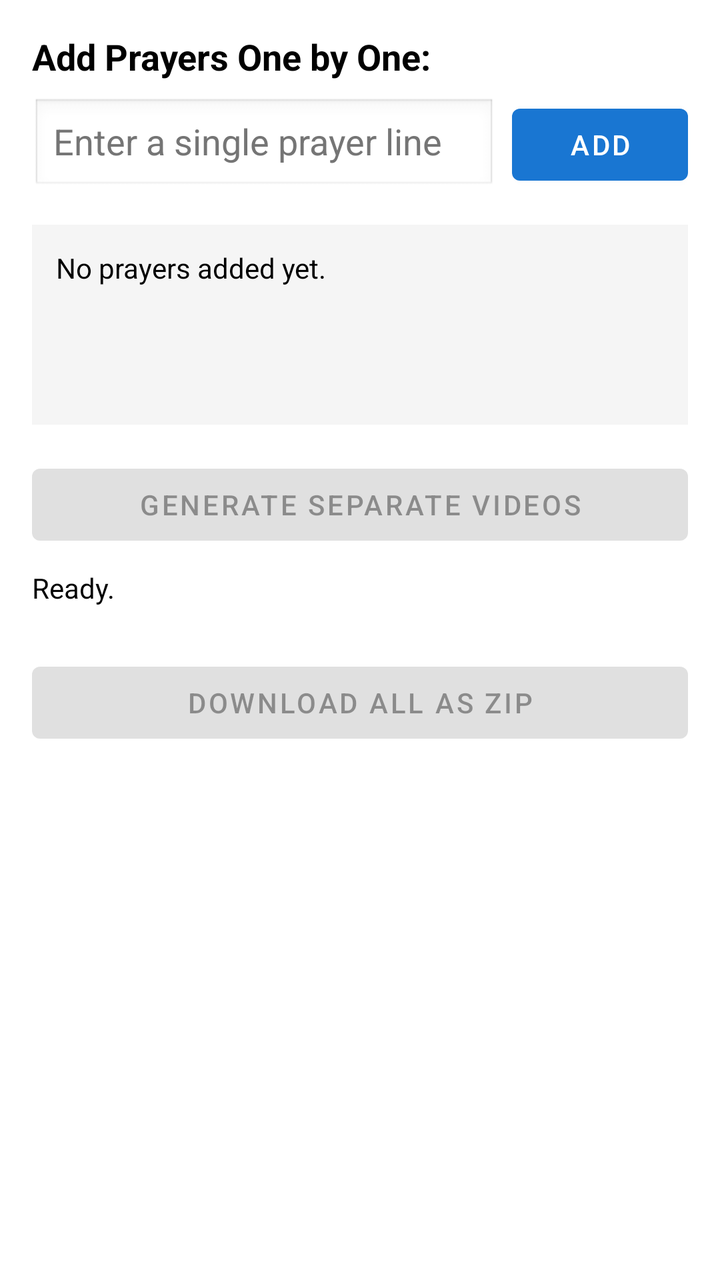
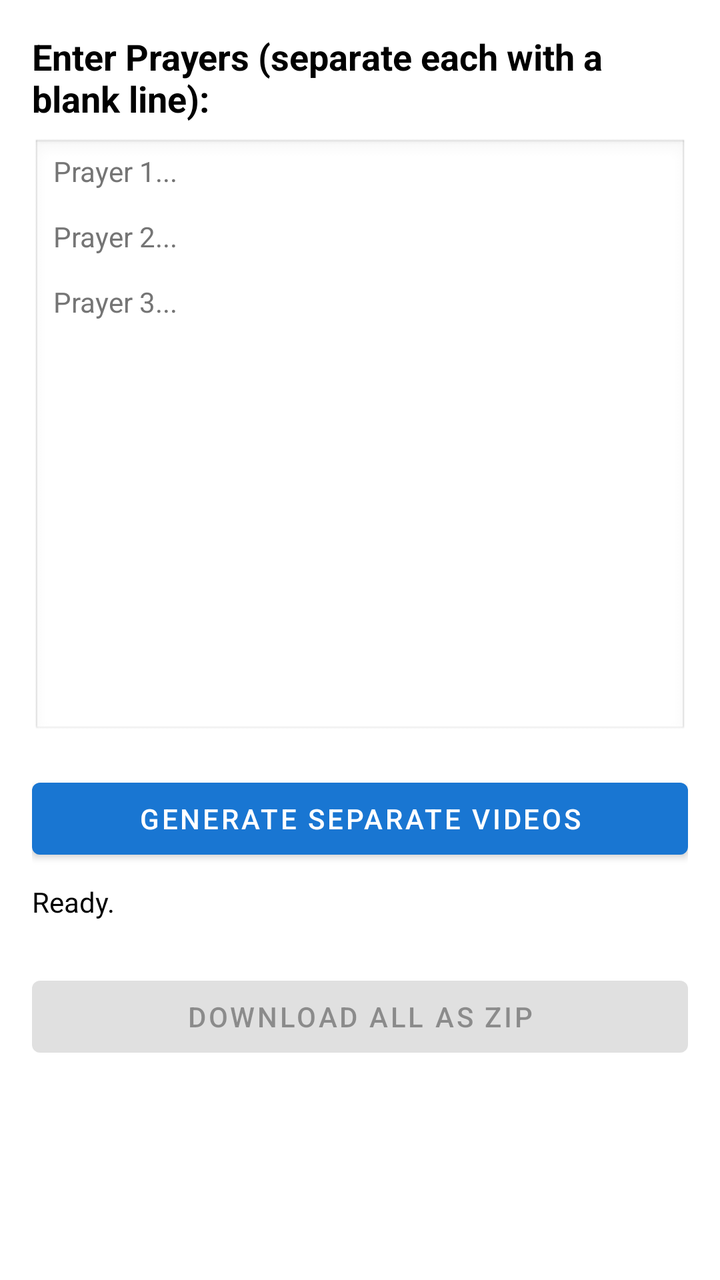

Two renders of the same Android screen: before a commit and after it. Below are the layout's source before the change and the commit's diff.
<!-- AndroidManifest.xml: application theme Theme.PrayerVideoGenerator -->
<!-- res/layout/activity_main.xml -->
<?xml version="1.0" encoding="utf-8"?>
<ScrollView xmlns:android="http://schemas.android.com/apk/res/android"
    android:layout_width="match_parent" android:layout_height="match_parent" android:padding="16dp"
    android:background="#FFFFFF">
    
    <LinearLayout android:layout_width="match_parent" android:layout_height="wrap_content" android:orientation="vertical">
        
        <TextView android:layout_width="wrap_content" android:layout_height="wrap_content"
            android:text="Add Prayers One by One:" android:textSize="18sp" android:textStyle="bold" 
            android:layout_marginBottom="8dp" android:textColor="#000000"/>
        
        <LinearLayout android:layout_width="match_parent" android:layout_height="wrap_content" android:orientation="horizontal">
            <EditText android:id="@+id/etSinglePrayer" android:layout_width="0dp" android:layout_height="wrap_content"
                android:layout_weight="1" android:hint="Enter a single prayer line" android:inputType="text" 
                android:maxLines="1" android:textColor="#000000" android:textColorHint="#757575"
                android:background="@android:drawable/edit_text"/>
            <Button android:id="@+id/btnAdd" android:layout_width="wrap_content" android:layout_height="wrap_content" 
                android:text="Add" android:layout_marginStart="8dp"/>
        </LinearLayout>

        <TextView android:id="@+id/tvPrayerList" android:layout_width="match_parent" android:layout_height="wrap_content"
            android:layout_marginTop="16dp" android:layout_marginBottom="16dp" android:text="No prayers added yet."
            android:background="#F5F5F5" android:padding="12dp" android:minHeight="100dp" 
            android:textColor="#000000" android:textSize="14sp"/>

        <Button android:id="@+id/btnGenerate" android:layout_width="match_parent" android:layout_height="wrap_content"
            android:text="Generate Separate Videos" android:enabled="false"/>
        
        <ProgressBar android:id="@+id/progressBar" android:layout_width="match_parent" android:layout_height="wrap_content"
            android:layout_marginTop="16dp" android:visibility="gone" style="?android:attr/progressBarStyleHorizontal"/>
            
        <TextView android:id="@+id/tvStatus" android:layout_width="match_parent" android:layout_height="wrap_content"
            android:layout_marginTop="8dp" android:text="Ready." android:textColor="#000000" android:textSize="14sp"/>
            
        <Button android:id="@+id/btnDownloadZip" android:layout_width="match_parent" android:layout_height="wrap_content"
            android:text="Download All as ZIP" android:layout_marginTop="24dp" android:enabled="false"/>
            
    </LinearLayout>
</ScrollView>
<!-- resources referenced by this layout -->
<resources>
  <style name="Theme.PrayerVideoGenerator" parent="Theme.MaterialComponents.DayNight.DarkActionBar">
          <item name="colorPrimary">#1976D2</item>
      </style>
</resources>

<!-- the commit's change to res/layout/activity_main.xml (unified diff, before → after) -->
@@ -6,25 +6,18 @@
     <LinearLayout android:layout_width="match_parent" android:layout_height="wrap_content" android:orientation="vertical">
         
         <TextView android:layout_width="wrap_content" android:layout_height="wrap_content"
-            android:text="Add Prayers One by One:" android:textSize="18sp" android:textStyle="bold" 
+            android:text="Enter Prayers (separate each with a blank line):" 
+            android:textSize="18sp" android:textStyle="bold" 
             android:layout_marginBottom="8dp" android:textColor="#000000"/>
         
-        <LinearLayout android:layout_width="match_parent" android:layout_height="wrap_content" android:orientation="horizontal">
-            <EditText android:id="@+id/etSinglePrayer" android:layout_width="0dp" android:layout_height="wrap_content"
-                android:layout_weight="1" android:hint="Enter a single prayer line" android:inputType="text" 
-                android:maxLines="1" android:textColor="#000000" android:textColorHint="#757575"
-                android:background="@android:drawable/edit_text"/>
-            <Button android:id="@+id/btnAdd" android:layout_width="wrap_content" android:layout_height="wrap_content" 
-                android:text="Add" android:layout_marginStart="8dp"/>
-        </LinearLayout>
-
-        <TextView android:id="@+id/tvPrayerList" android:layout_width="match_parent" android:layout_height="wrap_content"
-            android:layout_marginTop="16dp" android:layout_marginBottom="16dp" android:text="No prayers added yet."
-            android:background="#F5F5F5" android:padding="12dp" android:minHeight="100dp" 
-            android:textColor="#000000" android:textSize="14sp"/>
+        <EditText android:id="@+id/etPrayers" android:layout_width="match_parent" android:layout_height="300dp"
+            android:hint="Prayer 1...\n\nPrayer 2...\n\nPrayer 3..."
+            android:gravity="top" android:inputType="textMultiLine"
+            android:textColor="#000000" android:textColorHint="#757575"
+            android:background="@android:drawable/edit_text" android:textSize="14sp"/>
 
         <Button android:id="@+id/btnGenerate" android:layout_width="match_parent" android:layout_height="wrap_content"
-            android:text="Generate Separate Videos" android:enabled="false"/>
+            android:text="Generate Separate Videos" android:layout_marginTop="16dp"/>
         
         <ProgressBar android:id="@+id/progressBar" android:layout_width="match_parent" android:layout_height="wrap_content"
             android:layout_marginTop="16dp" android:visibility="gone" style="?android:attr/progressBarStyleHorizontal"/>
